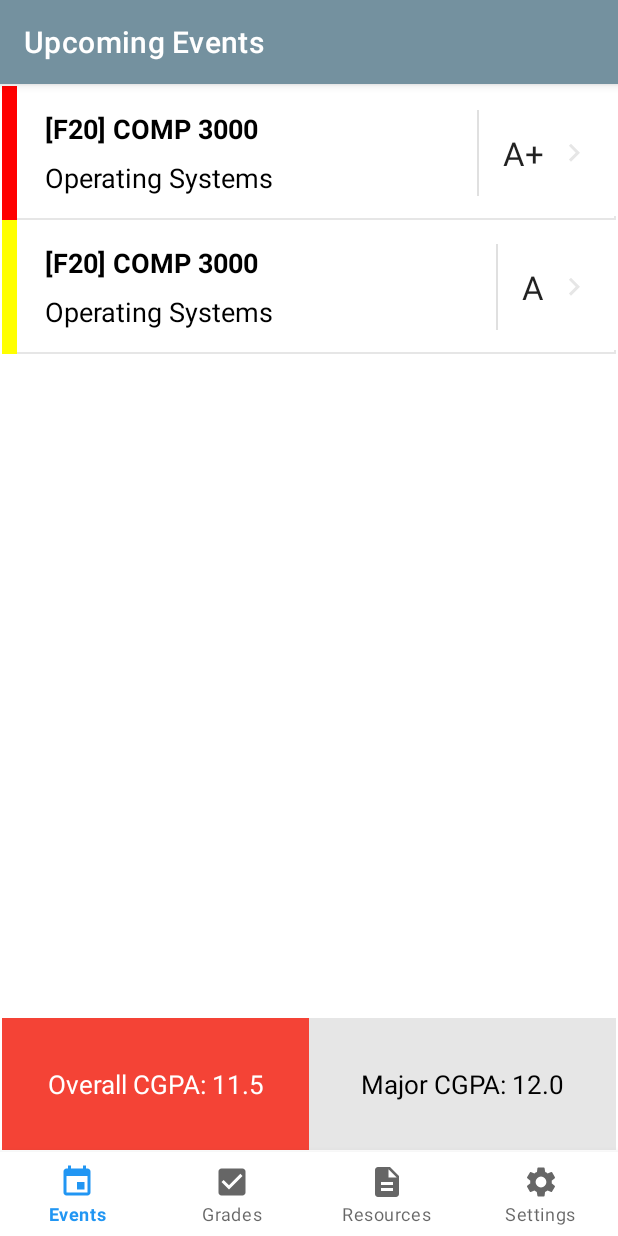
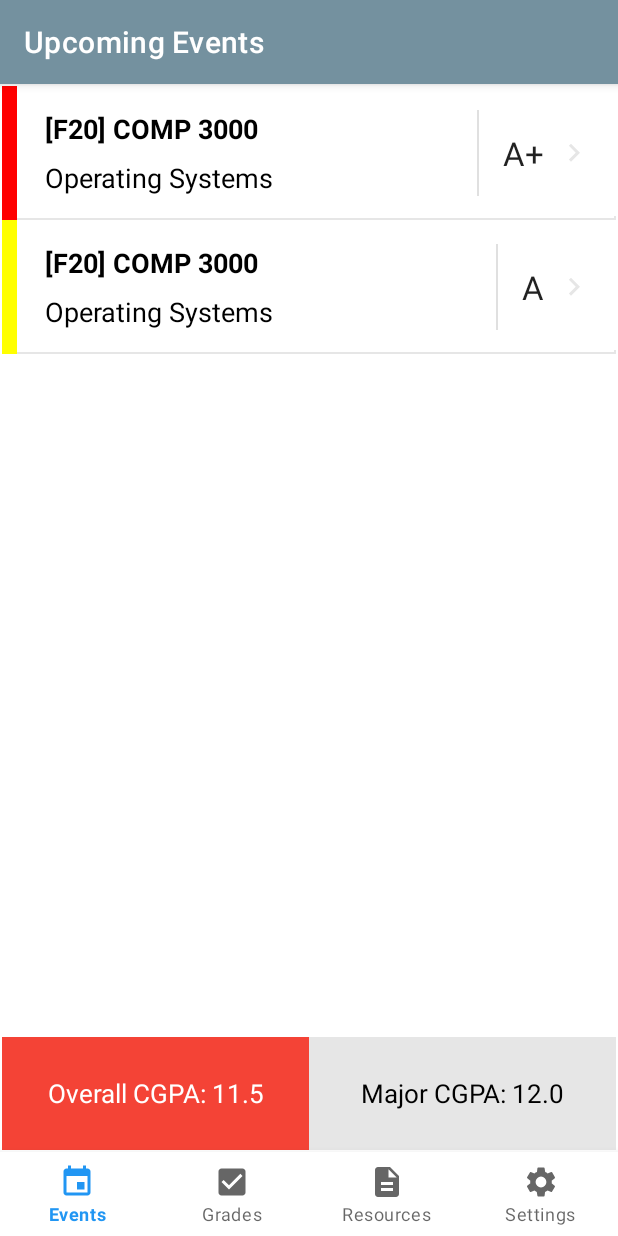
Before and after one commit to ScienceStudentSuccessCentre/SSSC-Android-app, an Android app: the fragment CalculatorFragment placed in its activity, on a phone screen of 412 x 824 dp. Run offline under Robolectric (Android 15) with nearby library versions, the phone set to English and light mode, and no system bars; our stand-ins replace Room's generated code, Volley; libraries missing offline, so code that uses them is left out: com.facebook.stetho; network calls fail; 1 statement that could not run was skipped.

Commit message:
Resize calculator footer

```diff
--- a/app/src/main/res/layout/fragment_calculator.xml
+++ b/app/src/main/res/layout/fragment_calculator.xml
@@ -20,10 +20,10 @@
     </FrameLayout>
 
     <LinearLayout
+        android:id="@+id/footer"
         android:layout_width="match_parent"
-        android:layout_height="88dp"
-        android:layout_alignParentBottom="true"
-        android:id="@+id/footer">
+        android:layout_height="75dp"
+        android:layout_alignParentBottom="true">
 
         <TextView
             android:id="@+id/calculatorCalculatedOverallCGPA"
@@ -40,11 +40,11 @@
             android:id="@+id/calculatorCalculatedMajorCGPA"
             android:layout_width="0dp"
             android:layout_height="match_parent"
+            android:layout_weight="0.5"
             android:background="@color/lightGrey"
             android:gravity="center"
             android:textColor="@android:color/black"
-            android:textSize="17sp"
-            android:layout_weight="0.5"/>
+            android:textSize="17sp" />
 
     </LinearLayout>
 
```
